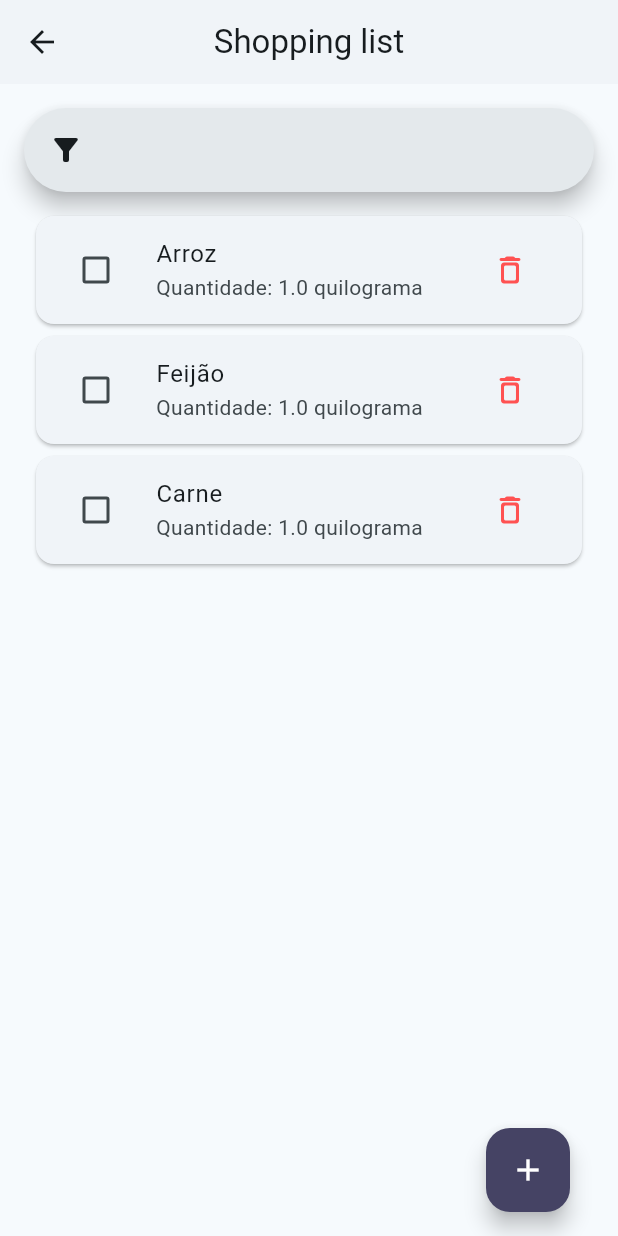
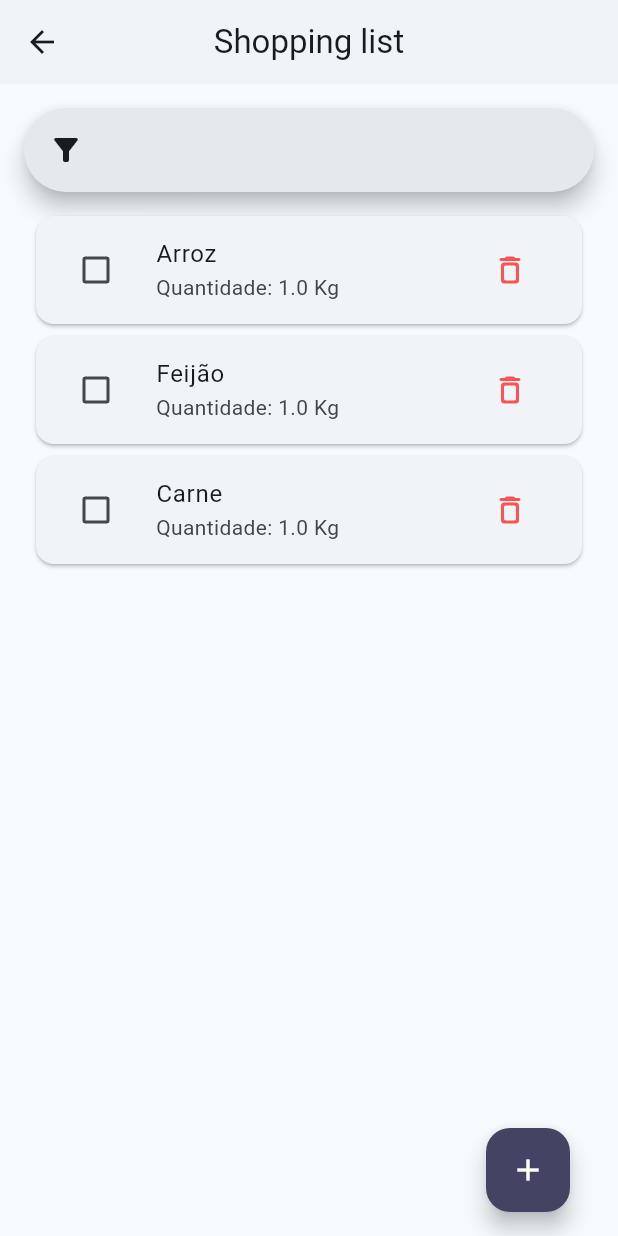
Before and after one commit to thiagocoelhoo/smartfridge, a Flutter app: the ShoppingListPage screen opened directly, on a phone screen of 412 x 824 dp. Run offline on Flutter 3.47's test engine with Material 3 defaults, Android fonts, the phone set to English and light mode, and no system bars.

```diff
--- a/lib/utils/quantity.dart
+++ b/lib/utils/quantity.dart
@@ -41,9 +41,34 @@ class Quantity {
     }
   }
 
+  String abreviation() {
+    switch (unit) {
+      case QuantityUnit.unit:
+        return '${value} ${value > 1 ? 'unidades' : 'unidade'}';
+      case QuantityUnit.gram:
+        return '${value} g';
+      case QuantityUnit.kilogram:
+        return '${value} Kg';
+      case QuantityUnit.teaspoon:
+        return '${value} ${value > 1 ? 'colheres' : 'colher'} de chá';
+      case QuantityUnit.tablespoon:
+        return '${value} ${value > 1 ? 'colheres' : 'colher'} de sopa';
+      case QuantityUnit.cup:
+        return '${value} ${value > 1 ? 'xícaras' : 'xícara'}';
+      case QuantityUnit.milliliter:
+        return '${value} ml';
+      case QuantityUnit.liter:
+        return '${value} L';
+      default:
+        return '${value} ${value > 1 ? 'unidades' : 'unidade'}';
+    }
+  }
+
   // return a list of all units
   static List<String> getUnits() {
-    return QuantityUnit.values.map((unit) => unit.toString().split('.').last).toList();
+    return QuantityUnit.values
+        .map((unit) => unit.toString().split('.').last)
+        .toList();
   }
 
   void add(Quantity other) {
--- a/lib/widgets/product_item.dart
+++ b/lib/widgets/product_item.dart
@@ -24,7 +24,7 @@ class ProductItem extends StatelessWidget {
     return Card(
       child: ListTile(
         title: Text(product.name),
-        subtitle: Text("Quantidade: ${product.amount}"),
+        subtitle: Text("Quantidade: ${product.amount.abreviation()}"),
         leading: onChangeCheckbox != null
             ? ValueListenableBuilder<bool>(
                 valueListenable: isSelectedNotifier,
--- a/lib/widgets/recipe_list_tile.dart
+++ b/lib/widgets/recipe_list_tile.dart
@@ -26,7 +26,7 @@ class RecipeListTile extends StatelessWidget {
         children: [
           Text(recipe.name),
           Text(
-            " (${recipe.duration})",
+            " (${recipe.duration.abreviation()})",
             style: const TextStyle(fontSize: 12),
           ),
         ],
```
Also changed, not shown: lib/utils/duration_time.dart (+15 -0 lines).
